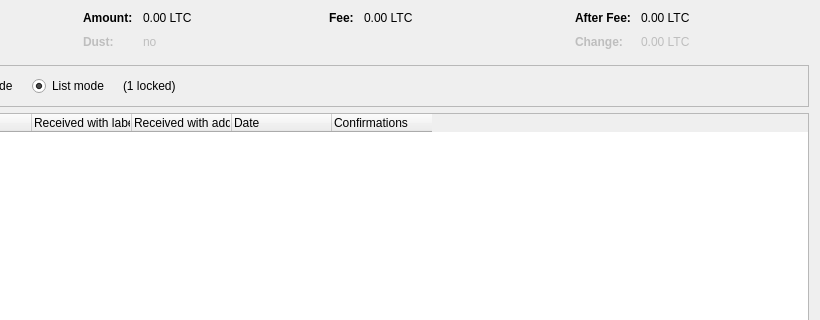
The window that src/qt/forms/coincontroldialog.ui (sys-256/sircoin) describes before a commit, drawn with Qt 5; both pictures show x 180 to 1000 and y 0 to 320 of the 1000 by 500 pixel window.
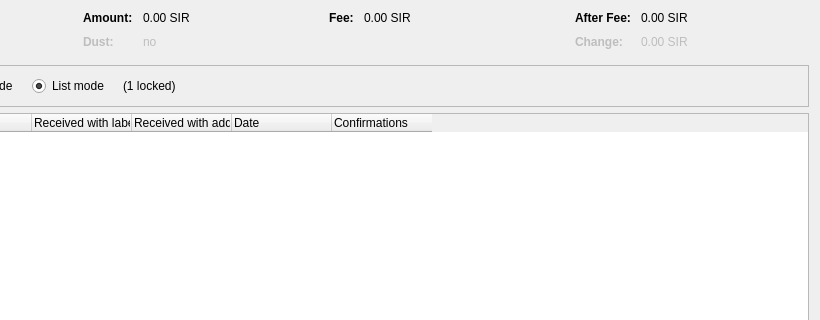
The same window after the commit. Custom widgets are drawn as their Qt base class.

```diff
--- a/src/qt/forms/coincontroldialog.ui
+++ b/src/qt/forms/coincontroldialog.ui
@@ -132,7 +132,7 @@
           <enum>Qt::ActionsContextMenu</enum>
          </property>
          <property name="text">
-          <string notr="true">0.00 LTC</string>
+          <string notr="true">0.00 SIR</string>
          </property>
          <property name="textInteractionFlags">
           <set>Qt::LinksAccessibleByMouse|Qt::TextSelectableByKeyboard|Qt::TextSelectableByMouse</set>
@@ -212,7 +212,7 @@
           <enum>Qt::ActionsContextMenu</enum>
          </property>
          <property name="text">
-          <string notr="true">0.00 LTC</string>
+          <string notr="true">0.00 SIR</string>
          </property>
          <property name="textInteractionFlags">
           <set>Qt::LinksAccessibleByMouse|Qt::TextSelectableByKeyboard|Qt::TextSelectableByMouse</set>
@@ -257,7 +257,7 @@
           <enum>Qt::ActionsContextMenu</enum>
          </property>
          <property name="text">
-          <string notr="true">0.00 LTC</string>
+          <string notr="true">0.00 SIR</string>
          </property>
          <property name="textInteractionFlags">
           <set>Qt::LinksAccessibleByMouse|Qt::TextSelectableByKeyboard|Qt::TextSelectableByMouse</set>
@@ -292,7 +292,7 @@
           <enum>Qt::ActionsContextMenu</enum>
          </property>
          <property name="text">
-          <string notr="true">0.00 LTC</string>
+          <string notr="true">0.00 SIR</string>
          </property>
          <property name="textInteractionFlags">
           <set>Qt::LinksAccessibleByMouse|Qt::TextSelectableByKeyboard|Qt::TextSelectableByMouse</set>
```
